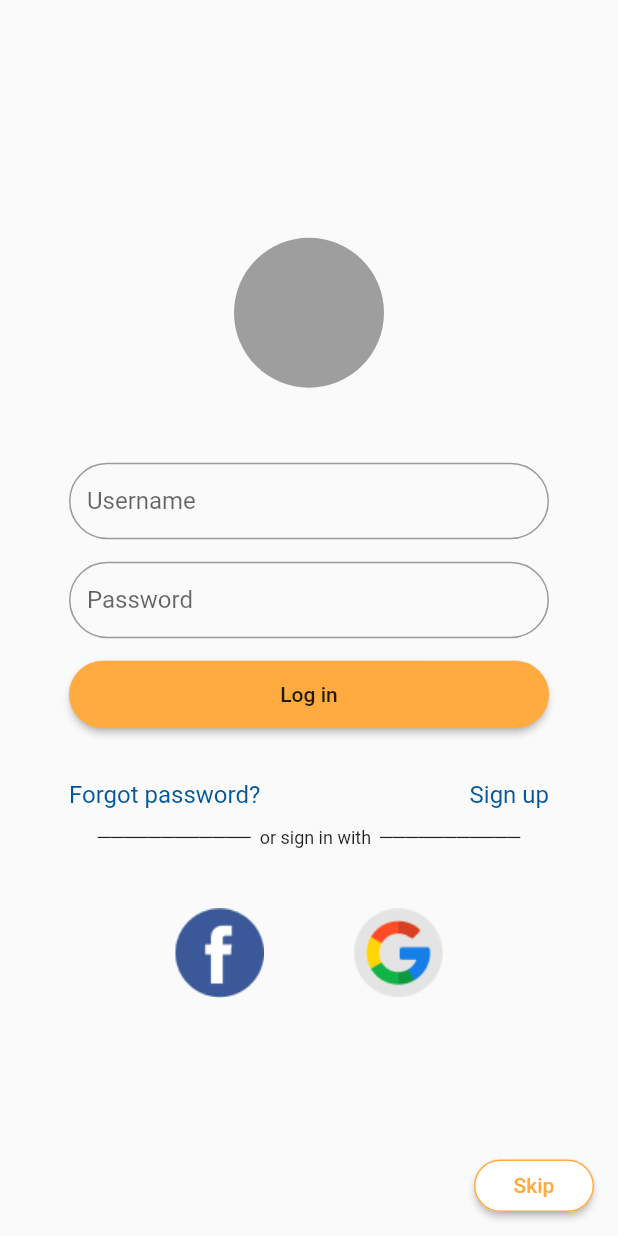
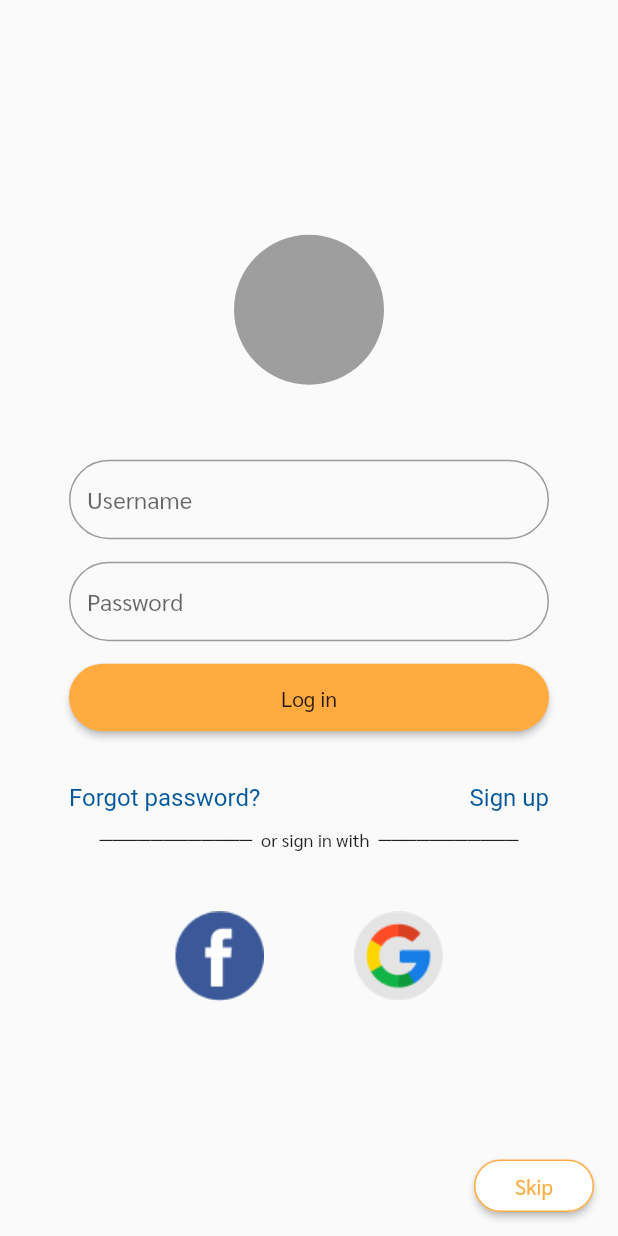
Before and after one commit to tatum40/flutter_winner_Office, a Flutter app: the screen it shows after launch, on a phone screen of 412 x 824 dp. Run offline on Flutter 3.47's test engine with Material 2 defaults, Android fonts, the phone set to English and light mode, and no system bars; our stand-ins replace assets_audio_player, flutter_local_notifications, flutter_tts, font_awesome_flutter, image_picker, mask_text_input_formatter and 1 more.

```diff
--- a/lib/content/main/login.dart
+++ b/lib/content/main/login.dart
@@ -10,18 +10,17 @@ class Login extends StatelessWidget {
   @override
   Widget build(BuildContext context) {
     return MaterialApp(
-      title: 'Flutter Demo',
       theme: ThemeData(
+        fontFamily: "sarabun",
         primarySwatch: Colors.grey,
       ),
-      home: MyHomePage(title: 'Flutter Demo Home Page'),
+      home: MyHomePage(),
     );
   }
 }
 
 class MyHomePage extends StatefulWidget {
-  MyHomePage({Key? key, required this.title}) : super(key: key);
-  final String title;
+  MyHomePage({Key? key}) : super(key: key);
   @override
   _MyHomePageState createState() => _MyHomePageState();
 }
--- a/lib/content/main/signupWith.dart
+++ b/lib/content/main/signupWith.dart
@@ -231,7 +231,7 @@ class SignupWith extends StatelessWidget {
                 ..onTap = () => Navigator.push(
                       context,
                       MaterialPageRoute(
-                        builder: (context) => MyHomePage(title: ''),
+                        builder: (context) => MyHomePage(),
                       ),
                     ),
               style: TextStyle(color: mcl2, fontSize: 16),
```
Also changed, not shown: lib/content/home/homeLesson.dart (+5 -6 lines).
